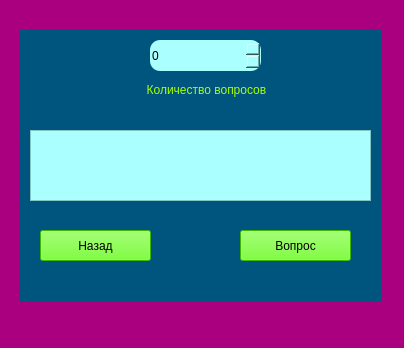
The window that app/ui/question_creator.ui (AnnushkaStark/Brain_ring_game-admin_panel-) describes before a commit, drawn with Qt 5.
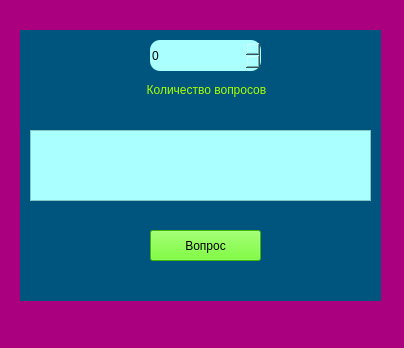
The same window after the commit.

Commit message: Добавлено окно генерации вопросов открывается из главного

Diff of the .ui file:
```diff
--- a/app/ui/question_creator.ui
+++ b/app/ui/question_creator.ui
@@ -44,26 +44,10 @@
 border-radius: 10px;</string>
      </property>
     </widget>
-    <widget class="QPushButton" name="pushButton_back">
-     <property name="geometry">
-      <rect>
-       <x>20</x>
-       <y>200</y>
-       <width>111</width>
-       <height>31</height>
-      </rect>
-     </property>
-     <property name="styleSheet">
-      <string notr="true">background-color: rgb(85, 255, 0);</string>
-     </property>
-     <property name="text">
-      <string>Назад</string>
-     </property>
-    </widget>
     <widget class="QPushButton" name="pushButton_back_2">
      <property name="geometry">
       <rect>
-       <x>220</x>
+       <x>130</x>
        <y>200</y>
        <width>111</width>
        <height>31</height>
```
The commit also changes 6 other files.
